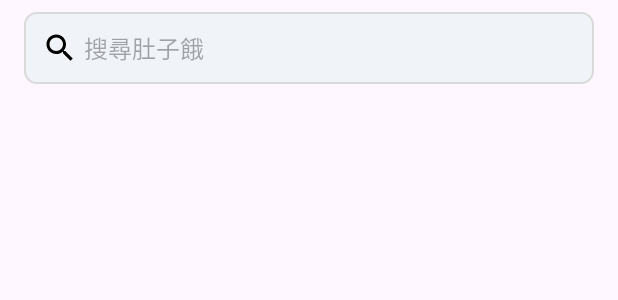
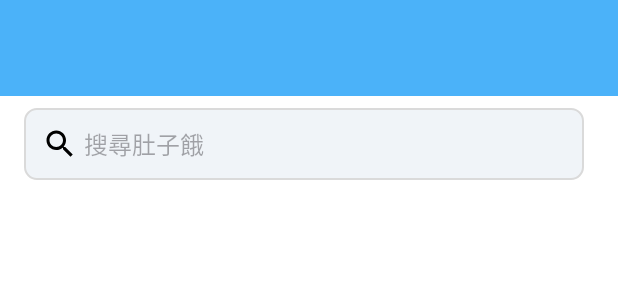
Before and after one commit to WhitePomeranian/Mobile-Application-Development_Hungry, an Android app: the layout activity_search_shop.xml on its own in the app's theme, with its tools: preview values and no code run, on a phone screen of 412 x 824 dp. Shown: the top 300 px of the screen. Run offline under Robolectric (Android 15) with nearby library versions, the phone set to English and light mode, and no system bars.

Commit message:
增加search_shop的功能選單(抽屜)

```diff
--- a/app/src/main/res/layout/activity_search_shop.xml
+++ b/app/src/main/res/layout/activity_search_shop.xml
@@ -1,14 +1,29 @@
-<?xml version="1.0" encoding="utf-8"?>
-<androidx.constraintlayout.widget.ConstraintLayout xmlns:android="http://schemas.android.com/apk/res/android"
+<androidx.drawerlayout.widget.DrawerLayout
+    xmlns:android="http://schemas.android.com/apk/res/android"
     xmlns:app="http://schemas.android.com/apk/res-auto"
     xmlns:tools="http://schemas.android.com/tools"
+    android:id="@+id/drawer_layout"
     android:layout_width="match_parent"
     android:layout_height="match_parent"
-    tools:context=".SearchShop">
+    android:background="@color/white"
+    tools:context=".MainActivity">
+
+    <LinearLayout
+        android:layout_width="match_parent"
+        android:layout_height="match_parent"
+        android:orientation="vertical">
+
+        <androidx.appcompat.widget.Toolbar
+            android:id="@+id/tb_search_shop"
+            android:layout_width="match_parent"
+            android:layout_height="?attr/actionBarSize"
+            android:background="@color/search_shop_toolbar"
+            android:theme="@style/ThemeOverlay.AppCompat.Dark.ActionBar"
+            app:popupTheme="@style/ThemeOverlay.AppCompat.Light" />
 
         <EditText
             android:id="@+id/editTextText"
-        android:layout_width="0dp"
+            android:layout_width="wrap_content"
             android:layout_height="wrap_content"
             android:layout_marginStart="16dp"
             android:layout_marginTop="8dp"
@@ -27,13 +42,24 @@
 
         <ListView
             android:id="@+id/lv_shop"
-        android:layout_width="0dp"
-        android:layout_height="0dp"
-        android:layout_marginStart="16dp"
-        android:layout_marginTop="8dp"
-        android:layout_marginEnd="16dp"
-        app:layout_constraintBottom_toBottomOf="parent"
-        app:layout_constraintEnd_toEndOf="parent"
-        app:layout_constraintStart_toStartOf="parent"
-        app:layout_constraintTop_toBottomOf="@+id/editTextText" />
-</androidx.constraintlayout.widget.ConstraintLayout>
+            android:layout_width="match_parent"
+            android:layout_height="match_parent"
+            android:layout_marginLeft="4dp"
+            android:layout_marginTop="16dp"
+            android:layout_marginRight="4dp"
+            android:layout_marginBottom="16dp" >
+
+        </ListView>
+
+    </LinearLayout>
+
+    <com.google.android.material.navigation.NavigationView
+        android:id="@+id/nv_drawer"
+        android:layout_width="wrap_content"
+        android:layout_height="match_parent"
+        android:layout_gravity="start"
+        android:background="@color/white"
+        app:headerLayout="@layout/drawer_header_layout"
+        app:menu="@menu/drawer_menu" />
+
+</androidx.drawerlayout.widget.DrawerLayout>
--- a/app/src/main/res/layout/shop_info_layout.xml
+++ b/app/src/main/res/layout/shop_info_layout.xml
@@ -10,6 +10,7 @@
         android:layout_width="0dp"
         android:layout_height="wrap_content"
         android:layout_marginStart="16dp"
+        android:layout_marginTop="8dp"
         android:layout_marginEnd="16dp"
         app:layout_constraintEnd_toEndOf="parent"
         app:layout_constraintStart_toStartOf="parent"
--- /dev/null
+++ b/app/src/main/res/menu/drawer_menu.xml
@@ -0,0 +1,10 @@
+<menu xmlns:android="http://schemas.android.com/apk/res/android">
+    <item
+        android:id="@+id/nav_home"
+        android:icon="@drawable/ic_launcher_background"
+        android:title="個人資料" />
+    <item
+        android:id="@+id/nav_gallery"
+        android:icon="@drawable/ic_launcher_background"
+        android:title="你的訂單" />
+</menu>
--- a/app/src/main/res/values/colors.xml
+++ b/app/src/main/res/values/colors.xml
@@ -7,4 +7,6 @@
     <color name="login_register_input_border">#DADADA</color>
     <color name="login_register_btn_background">#4BB2F9</color>
     <color name="login_register_btn_border">#4BB2F9</color>
+    <color name="search_shop_toolbar">#4BB2F9</color>
+    <color name="drawer_header">#97C4F9</color>
 </resources>
--- a/app/src/main/res/values/strings.xml
+++ b/app/src/main/res/values/strings.xml
@@ -17,6 +17,8 @@
     <string name="another_way_login">或使用其它方式登入</string>
     <string name="not_have_account">還沒有帳號嗎?</string>
     <string name="general_users">一般用戶</string>
+    <string name="drawer_open">open drawer</string>
+    <string name="drawer_close">close drawer</string>
 
     <string-array name="time_array">
         <item>00:00</item>
```
Also changed, not shown: app/src/main/java/com/fcu/hungryapp/SearchShop.java (+42 -4 lines), app/src/main/res/layout/drawer_header_layout.xml (added, +16 -0 lines). Lines whose indentation alone changed are shown as unchanged.
